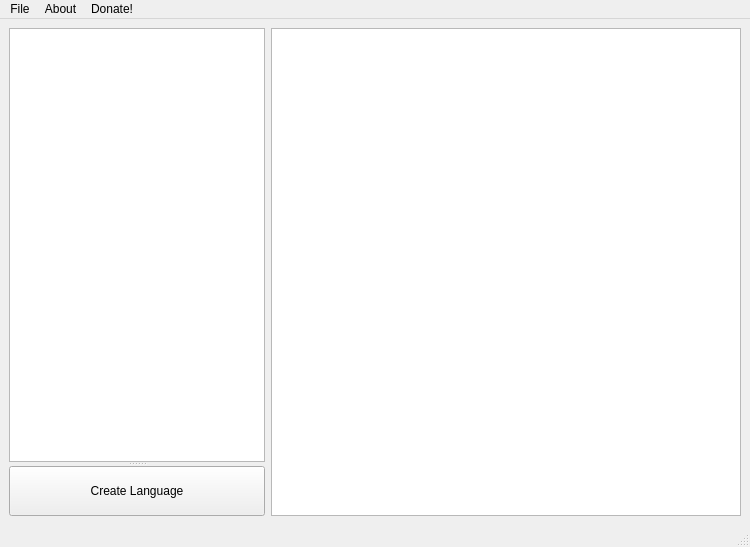
Before: the Qt Designer form mainwindow.ui in LiamSkirrow/LangTrainer, drawn with Qt 5.
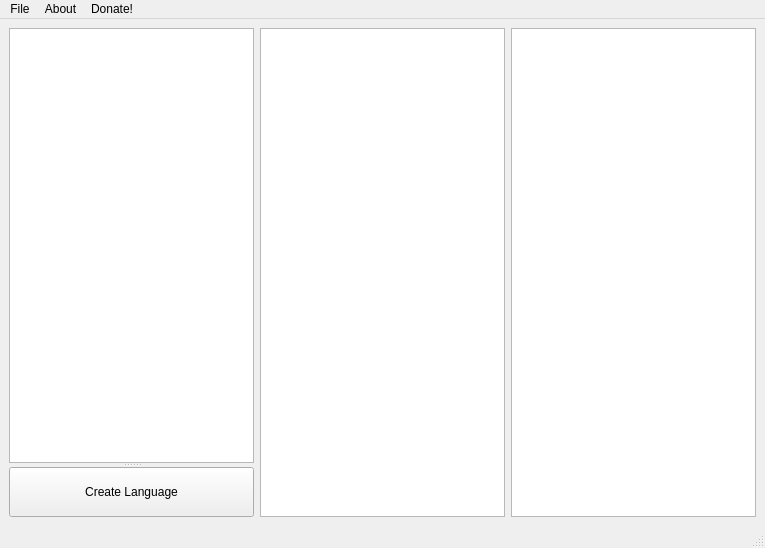
After: the same form once the commit is applied.

Commit message: Create separate vocab detail output window and begin driving output to it

The edit to the form file:
```diff
--- a/mainwindow.ui
+++ b/mainwindow.ui
@@ -6,8 +6,8 @@
    <rect>
     <x>0</x>
     <y>0</y>
-    <width>750</width>
-    <height>547</height>
+    <width>765</width>
+    <height>548</height>
    </rect>
   </property>
   <property name="windowTitle">
@@ -36,6 +36,9 @@
     <item>
      <widget class="QTreeView" name="langDetailTree"/>
     </item>
+    <item>
+     <widget class="QTextEdit" name="vocabInfoOutput"/>
+    </item>
    </layout>
   </widget>
   <widget class="QMenuBar" name="menubar">
@@ -43,7 +46,7 @@
     <rect>
      <x>0</x>
      <y>0</y>
-     <width>750</width>
+     <width>765</width>
      <height>21</height>
     </rect>
    </property>
```
The commit also changes 3 other files.
